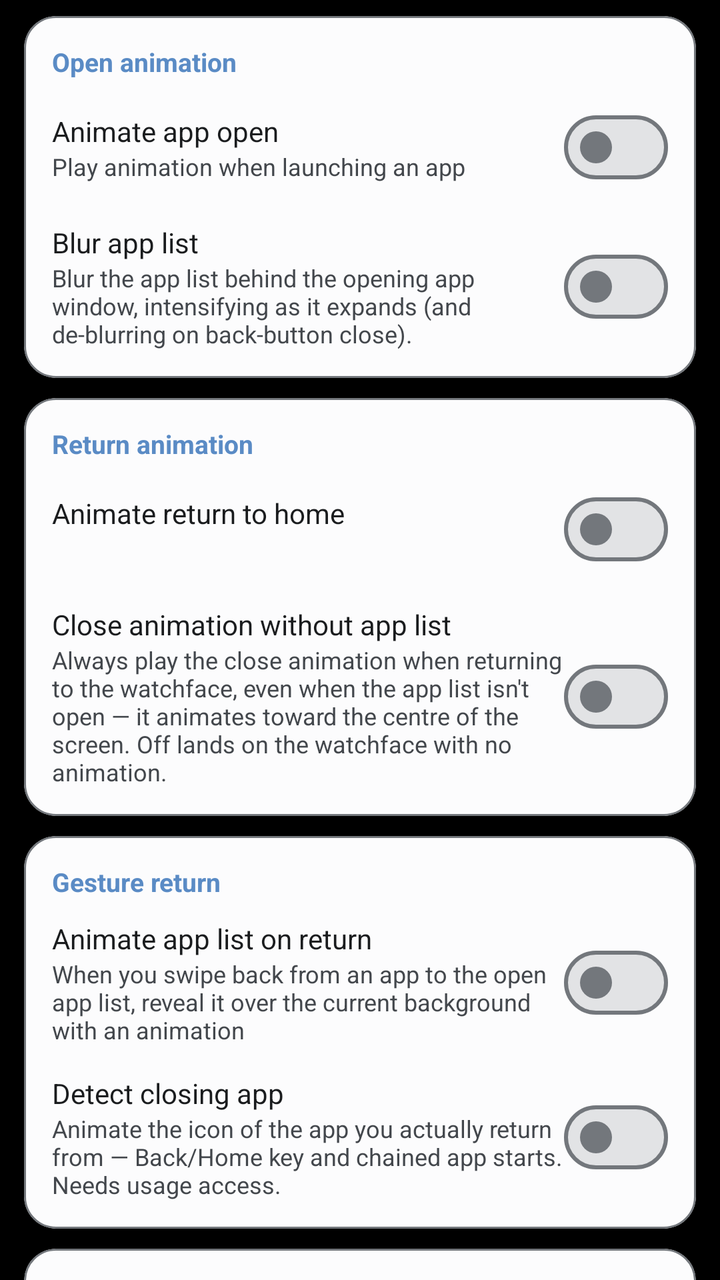
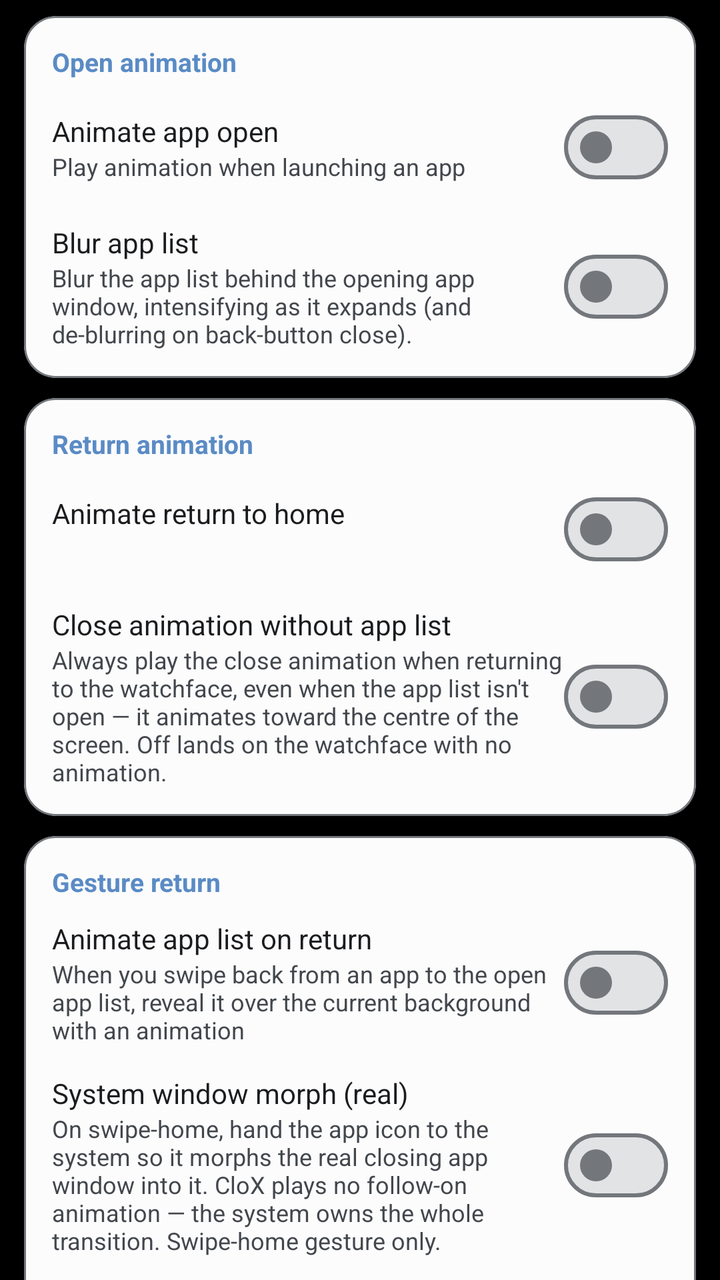

The first picture is an Android layout as it rendered before a commit; the second is the same layout after the commit. The layout source and the unified diff follow.
<!-- AndroidManifest.xml: application theme Theme.CloX -->
<!-- res/layout/fragment_settings_animation.xml -->
<?xml version="1.0" encoding="utf-8"?>
<androidx.core.widget.NestedScrollView
    xmlns:android="http://schemas.android.com/apk/res/android"
    xmlns:app="http://schemas.android.com/apk/res-auto"
    android:layout_width="match_parent"
    android:layout_height="match_parent"
    android:clipToPadding="false"
    android:fillViewport="true">

    <LinearLayout
        android:layout_width="match_parent"
        android:layout_height="wrap_content"
        android:orientation="vertical"
        android:paddingTop="8dp"
        android:paddingBottom="16dp">

        
        <com.google.android.material.card.MaterialCardView
            android:layout_width="match_parent" android:layout_height="wrap_content"
            android:layout_marginHorizontal="12dp" android:layout_marginBottom="10dp"
            app:cardCornerRadius="16dp" app:cardElevation="0dp"
            app:strokeWidth="1dp" app:strokeColor="?attr/colorOutline"
            app:cardBackgroundColor="?attr/colorSurface">
            <LinearLayout android:layout_width="match_parent" android:layout_height="wrap_content"
                android:orientation="vertical" android:padding="14dp">

                <TextView android:layout_width="wrap_content" android:layout_height="wrap_content"
                    android:text="@string/anim_setting_open_category"
                    android:textSize="13sp" android:textStyle="bold"
                    android:textColor="?attr/colorPrimary" android:layout_marginBottom="10dp" />

                
                <LinearLayout android:layout_width="match_parent" android:layout_height="wrap_content"
                    android:orientation="horizontal" android:gravity="center_vertical">
                    <LinearLayout android:layout_width="0dp" android:layout_height="wrap_content"
                        android:layout_weight="1" android:orientation="vertical">
                        <TextView android:layout_width="wrap_content" android:layout_height="wrap_content"
                            android:text="@string/anim_setting_open_title"
                            android:textSize="14sp" android:textColor="?attr/colorOnSurface" />
                        <TextView android:layout_width="wrap_content" android:layout_height="wrap_content"
                            android:text="@string/anim_setting_open_summary"
                            android:textSize="12sp" android:textColor="?attr/colorOnSurfaceVariant" />
                    </LinearLayout>
                    <com.google.android.material.materialswitch.MaterialSwitch
                        android:id="@+id/switchOpenAnim"
                        android:layout_width="wrap_content" android:layout_height="wrap_content" />
                </LinearLayout>

                
                <LinearLayout android:id="@+id/rowOpenAnimType"
                    android:layout_width="match_parent" android:layout_height="wrap_content"
                    android:orientation="horizontal" android:gravity="center_vertical"
                    android:layout_marginTop="14dp"
                    android:clickable="true" android:focusable="true"
                    android:background="?attr/selectableItemBackground"
                    android:visibility="gone">
                    <LinearLayout android:layout_width="0dp" android:layout_height="wrap_content"
                        android:layout_weight="1" android:orientation="vertical">
                        <TextView android:layout_width="wrap_content" android:layout_height="wrap_content"
                            android:text="@string/anim_setting_open_type_title"
                            android:textSize="14sp" android:textColor="?attr/colorOnSurface" />
                        <TextView android:id="@+id/tvOpenAnimType"
                            android:layout_width="wrap_content" android:layout_height="wrap_content"
                            android:textSize="12sp" android:textColor="?attr/colorOnSurfaceVariant" />
                    </LinearLayout>
                    <ImageView android:layout_width="20dp" android:layout_height="20dp"
                        android:src="@drawable/ic_expand_more" app:tint="?attr/colorOnSurfaceVariant" />
                </LinearLayout>

                
                <LinearLayout android:layout_width="match_parent" android:layout_height="wrap_content"
                    android:orientation="horizontal" android:gravity="center_vertical"
                    android:layout_marginTop="14dp">
                    <LinearLayout android:layout_width="0dp" android:layout_height="wrap_content"
                        android:layout_weight="1" android:orientation="vertical">
                        <TextView android:layout_width="wrap_content" android:layout_height="wrap_content"
                            android:text="@string/anim_setting_launch_blur_title"
                            android:textSize="14sp" android:textColor="?attr/colorOnSurface" />
                        <TextView android:layout_width="match_parent" android:layout_height="wrap_content"
                            android:text="@string/anim_setting_launch_blur_summary"
                            android:textSize="12sp" android:textColor="?attr/colorOnSurfaceVariant" />
                    </LinearLayout>
                    <com.google.android.material.materialswitch.MaterialSwitch
                        android:id="@+id/switchLaunchBlur"
                        android:layout_width="wrap_content" android:layout_height="wrap_content" />
                </LinearLayout>

            </LinearLayout>
        </com.google.android.material.card.MaterialCardView>

        
        <com.google.android.material.card.MaterialCardView
            android:layout_width="match_parent" android:layout_height="wrap_content"
            android:layout_marginHorizontal="12dp" android:layout_marginBottom="10dp"
            app:cardCornerRadius="16dp" app:cardElevation="0dp"
            app:strokeWidth="1dp" app:strokeColor="?attr/colorOutline"
            app:cardBackgroundColor="?attr/colorSurface">
            <LinearLayout android:layout_width="match_parent" android:layout_height="wrap_content"
                android:orientation="vertical" android:padding="14dp">

                <TextView android:layout_width="wrap_content" android:layout_height="wrap_content"
                    android:text="@string/anim_setting_return_category"
                    android:textSize="13sp" android:textStyle="bold"
                    android:textColor="?attr/colorPrimary" android:layout_marginBottom="10dp" />

                <LinearLayout android:layout_width="match_parent" android:layout_height="wrap_content"
                    android:orientation="horizontal" android:gravity="center_vertical">
                    <LinearLayout android:layout_width="0dp" android:layout_height="wrap_content"
                        android:layout_weight="1" android:orientation="vertical">
                        <TextView android:layout_width="wrap_content" android:layout_height="wrap_content"
                            android:text="@string/anim_setting_return_title"
                            android:textSize="14sp" android:textColor="?attr/colorOnSurface" />
                        <TextView android:id="@+id/tvReturnAnimSummary"
                            android:layout_width="wrap_content" android:layout_height="wrap_content"
                            android:textSize="12sp" android:textColor="?attr/colorOnSurfaceVariant" />
                    </LinearLayout>
                    <com.google.android.material.materialswitch.MaterialSwitch
                        android:id="@+id/switchReturnAnim"
                        android:layout_width="wrap_content" android:layout_height="wrap_content" />
                </LinearLayout>

                
                <LinearLayout android:id="@+id/rowCloseAnimType"
                    android:layout_width="match_parent" android:layout_height="wrap_content"
                    android:orientation="horizontal" android:gravity="center_vertical"
                    android:layout_marginTop="14dp"
                    android:clickable="true" android:focusable="true"
                    android:background="?attr/selectableItemBackground"
                    android:visibility="gone">
                    <LinearLayout android:layout_width="0dp" android:layout_height="wrap_content"
                        android:layout_weight="1" android:orientation="vertical">
                        <TextView android:layout_width="wrap_content" android:layout_height="wrap_content"
                            android:text="@string/anim_setting_close_type_title"
                            android:textSize="14sp" android:textColor="?attr/colorOnSurface" />
                        <TextView android:id="@+id/tvCloseAnimType"
                            android:layout_width="wrap_content" android:layout_height="wrap_content"
                            android:textSize="12sp" android:textColor="?attr/colorOnSurfaceVariant" />
                    </LinearLayout>
                    <ImageView android:layout_width="20dp" android:layout_height="20dp"
                        android:src="@drawable/ic_expand_more" app:tint="?attr/colorOnSurfaceVariant" />
                </LinearLayout>

                
                <LinearLayout android:layout_width="match_parent" android:layout_height="wrap_content"
                    android:orientation="horizontal" android:gravity="center_vertical"
                    android:layout_marginTop="14dp">
                    <LinearLayout android:layout_width="0dp" android:layout_height="wrap_content"
                        android:layout_weight="1" android:orientation="vertical">
                        <TextView android:layout_width="wrap_content" android:layout_height="wrap_content"
                            android:text="@string/anim_setting_resume_close_title"
                            android:textSize="14sp" android:textColor="?attr/colorOnSurface" />
                        <TextView android:layout_width="match_parent" android:layout_height="wrap_content"
                            android:text="@string/anim_setting_resume_close_summary"
                            android:textSize="12sp" android:textColor="?attr/colorOnSurfaceVariant" />
                    </LinearLayout>
                    <com.google.android.material.materialswitch.MaterialSwitch
                        android:id="@+id/switchResumeClose"
                        android:layout_width="wrap_content" android:layout_height="wrap_content" />
                </LinearLayout>

            </LinearLayout>
        </com.google.android.material.card.MaterialCardView>

        
        <com.google.android.material.card.MaterialCardView
            android:layout_width="match_parent" android:layout_height="wrap_content"
            android:layout_marginHorizontal="12dp" android:layout_marginBottom="10dp"
            app:cardCornerRadius="16dp" app:cardElevation="0dp"
            app:strokeWidth="1dp" app:strokeColor="?attr/colorOutline"
            app:cardBackgroundColor="?attr/colorSurface">
            <LinearLayout android:layout_width="match_parent" android:layout_height="wrap_content"
                android:orientation="vertical" android:padding="14dp">

                <TextView android:layout_width="wrap_content" android:layout_height="wrap_content"
                    android:text="@string/anim_setting_gesture_return_category"
                    android:textSize="13sp" android:textStyle="bold"
                    android:textColor="?attr/colorPrimary" android:layout_marginBottom="10dp" />

                
                <LinearLayout android:layout_width="match_parent" android:layout_height="wrap_content"
                    android:orientation="horizontal" android:gravity="center_vertical">
                    <LinearLayout android:layout_width="0dp" android:layout_height="wrap_content"
                        android:layout_weight="1" android:orientation="vertical">
                        <TextView android:layout_width="wrap_content" android:layout_height="wrap_content"
                            android:text="@string/anim_setting_gesture_return_title"
                            android:textSize="14sp" android:textColor="?attr/colorOnSurface" />
                        <TextView android:layout_width="wrap_content" android:layout_height="wrap_content"
                            android:text="@string/anim_setting_gesture_return_summary"
                            android:textSize="12sp" android:textColor="?attr/colorOnSurfaceVariant" />
                    </LinearLayout>
                    <com.google.android.material.materialswitch.MaterialSwitch
                        android:id="@+id/switchGestureReturn"
                        android:layout_width="wrap_content" android:layout_height="wrap_content" />
                </LinearLayout>

                
                <LinearLayout android:layout_width="match_parent" android:layout_height="wrap_content"
                    android:orientation="horizontal" android:gravity="center_vertical"
                    android:layout_marginTop="14dp">
                    <LinearLayout android:layout_width="0dp" android:layout_height="wrap_content"
                        android:layout_weight="1" android:orientation="vertical">
                        <TextView android:layout_width="wrap_content" android:layout_height="wrap_content"
                            android:text="@string/anim_setting_detect_closing_title"
                            android:textSize="14sp" android:textColor="?attr/colorOnSurface" />
                        <TextView android:layout_width="match_parent" android:layout_height="wrap_content"
                            android:text="@string/anim_setting_detect_closing_summary"
                            android:textSize="12sp" android:textColor="?attr/colorOnSurfaceVariant" />
                    </LinearLayout>
                    <com.google.android.material.materialswitch.MaterialSwitch
                        android:id="@+id/switchDetectClosing"
                        android:layout_width="wrap_content" android:layout_height="wrap_content" />
                </LinearLayout>

                
                <LinearLayout android:id="@+id/rowGestureReturnType"
                    android:layout_width="match_parent" android:layout_height="wrap_content"
                    android:orientation="horizontal" android:gravity="center_vertical"
                    android:layout_marginTop="14dp"
                    android:clickable="true" android:focusable="true"
                    android:background="?attr/selectableItemBackground"
                    android:visibility="gone">
                    <LinearLayout android:layout_width="0dp" android:layout_height="wrap_content"
                        android:layout_weight="1" android:orientation="vertical">
                        <TextView android:layout_width="wrap_content" android:layout_height="wrap_content"
                            android:text="@string/anim_setting_gesture_return_type_title"
                            android:textSize="14sp" android:textColor="?attr/colorOnSurface" />
                        <TextView android:id="@+id/tvGestureReturnType"
                            android:layout_width="wrap_content" android:layout_height="wrap_content"
                            android:textSize="12sp" android:textColor="?attr/colorOnSurfaceVariant" />
                    </LinearLayout>
                    <ImageView android:layout_width="20dp" android:layout_height="20dp"
                        android:src="@drawable/ic_expand_more" app:tint="?attr/colorOnSurfaceVariant" />
                </LinearLayout>

                
                <LinearLayout android:id="@+id/rowGestureReturnOnly"
                    android:layout_width="match_parent" android:layout_height="wrap_content"
                    android:orientation="horizontal" android:gravity="center_vertical"
                    android:layout_marginTop="14dp"
                    android:visibility="gone">
                    <LinearLayout android:layout_width="0dp" android:layout_height="wrap_content"
                        android:layout_weight="1" android:orientation="vertical">
                        <TextView android:layout_width="wrap_content" android:layout_height="wrap_content"
                            android:text="@string/anim_setting_gesture_return_only_title"
                            android:textSize="14sp" android:textColor="?attr/colorOnSurface" />
                        <TextView android:layout_width="match_parent" android:layout_height="wrap_content"
                            android:text="@string/anim_setting_gesture_return_only_summary"
                            android:textSize="12sp" android:textColor="?attr/colorOnSurfaceVariant" />
                    </LinearLayout>
                    <com.google.android.material.materialswitch.MaterialSwitch
                        android:id="@+id/switchGestureReturnOnly"
                        android:layout_width="wrap_content" android:layout_height="wrap_content" />
                </LinearLayout>

                
                <LinearLayout android:id="@+id/groupGestureReturnSpeed"
                    android:layout_width="match_parent" android:layout_height="wrap_content"
                    android:orientation="vertical" android:layout_marginTop="14dp"
                    android:visibility="gone">

                    <LinearLayout android:layout_width="match_parent" android:layout_height="wrap_content"
                        android:orientation="horizontal" android:gravity="center_vertical">
                        <TextView android:layout_width="0dp" android:layout_height="wrap_content"
                            android:layout_weight="1"
                            android:text="@string/anim_setting_gesture_return_speed_title"
                            android:textSize="14sp" android:textColor="?attr/colorOnSurface" />
                        <TextView android:id="@+id/tvGestureReturnSpeed"
                            android:layout_width="wrap_content" android:layout_height="wrap_content"
                            android:textSize="13sp" android:textColor="?attr/colorPrimary"
                            android:layout_marginStart="8dp" />
                    </LinearLayout>

                    <com.google.android.material.slider.Slider
                        android:id="@+id/sliderGestureReturnSpeed"
                        android:layout_width="match_parent" android:layout_height="wrap_content"
                        android:valueFrom="0.5" android:valueTo="2.0" android:stepSize="0.1" />

                    <TextView android:layout_width="wrap_content" android:layout_height="wrap_content"
                        android:text="@string/anim_setting_speed_hint"
                        android:textSize="12sp" android:textColor="?attr/colorOnSurfaceVariant"
                        android:layout_marginTop="2dp" />

                    <LinearLayout android:layout_width="match_parent" android:layout_height="wrap_content"
                        android:orientation="horizontal" android:gravity="center_vertical"
                        android:layout_marginTop="14dp">
                        <TextView android:layout_width="0dp" android:layout_height="wrap_content"
                            android:layout_weight="1"
                            android:text="@string/anim_setting_gesture_return_delay_title"
                            android:textSize="14sp" android:textColor="?attr/colorOnSurface" />
                        <TextView android:id="@+id/tvGestureReturnDelay"
                            android:layout_width="wrap_content" android:layout_height="wrap_content"
                            android:textSize="13sp" android:textColor="?attr/colorPrimary"
                            android:layout_marginStart="8dp" />
                    </LinearLayout>

                    <com.google.android.material.slider.Slider
                        android:id="@+id/sliderGestureReturnDelay"
                        android:layout_width="match_parent" android:layout_height="wrap_content"
                        android:valueFrom="0" android:valueTo="500" android:stepSize="25" />

                    <TextView android:layout_width="wrap_content" android:layout_height="wrap_content"
                        android:text="@string/anim_setting_close_delay_hint"
                        android:textSize="12sp" android:textColor="?attr/colorOnSurfaceVariant"
                        android:layout_marginTop="2dp" />

                </LinearLayout>

            </LinearLayout>
        </com.google.android.material.card.MaterialCardView>

        
        <com.google.android.material.card.MaterialCardView
            android:layout_width="match_parent" android:layout_height="wrap_content"
            android:layout_marginHorizontal="12dp" android:layout_marginBottom="10dp"
            app:cardCornerRadius="16dp" app:cardElevation="0dp"
            app:strokeWidth="1dp" app:strokeColor="?attr/colorOutline"
            app:cardBackgroundColor="?attr/colorSurface">
            <LinearLayout android:layout_width="match_parent" android:layout_height="wrap_content"
                android:orientation="vertical" android:padding="14dp">

                <TextView android:layout_width="wrap_content" android:layout_height="wrap_content"
                    android:text="@string/anim_setting_speed_category"
                    android:textSize="13sp" android:textStyle="bold"
                    android:textColor="?attr/colorPrimary" android:layout_marginBottom="10dp" />

                <LinearLayout android:layout_width="match_parent" android:layout_height="wrap_content"
                    android:orientation="horizontal" android:gravity="center_vertical">
                    <TextView android:layout_width="0dp" android:layout_height="wrap_content"
                        android:layout_weight="1"
                        android:text="@string/anim_setting_speed_title"
                        android:textSize="14sp" android:textColor="?attr/colorOnSurface" />
                    <TextView android:id="@+id/tvAnimSpeed"
                        android:layout_width="wrap_content" android:layout_height="wrap_content"
                        android:textSize="13sp" android:textColor="?attr/colorPrimary"
                        android:layout_marginStart="8dp" />
                </LinearLayout>

                <com.google.android.material.slider.Slider
                    android:id="@+id/sliderAnimSpeed"
                    android:layout_width="match_parent" android:layout_height="wrap_content"
                    android:valueFrom="0.5" android:valueTo="2.0" android:stepSize="0.1" />

                <TextView android:layout_width="wrap_content" android:layout_height="wrap_content"
                    android:text="@string/anim_setting_speed_hint"
                    android:textSize="12sp" android:textColor="?attr/colorOnSurfaceVariant"
                    android:layout_marginTop="2dp" />

            </LinearLayout>
        </com.google.android.material.card.MaterialCardView>

        
        <com.google.android.material.card.MaterialCardView
            android:layout_width="match_parent" android:layout_height="wrap_content"
            android:layout_marginHorizontal="12dp" android:layout_marginBottom="10dp"
            app:cardCornerRadius="16dp" app:cardElevation="0dp"
            app:strokeWidth="1dp" app:strokeColor="?attr/colorOutline"
            app:cardBackgroundColor="?attr/colorSurface">
            <LinearLayout android:layout_width="match_parent" android:layout_height="wrap_content"
                android:orientation="vertical" android:padding="14dp">

                <TextView android:layout_width="wrap_content" android:layout_height="wrap_content"
                    android:text="@string/anim_setting_close_speed_category"
                    android:textSize="13sp" android:textStyle="bold"
                    android:textColor="?attr/colorPrimary" android:layout_marginBottom="10dp" />

                <LinearLayout android:layout_width="match_parent" android:layout_height="wrap_content"
                    android:orientation="horizontal" android:gravity="center_vertical">
                    <TextView android:layout_width="0dp" android:layout_height="wrap_content"
                        android:layout_weight="1"
                        android:text="@string/anim_setting_close_speed_title"
                        android:textSize="14sp" android:textColor="?attr/colorOnSurface" />
                    <TextView android:id="@+id/tvCloseAnimSpeed"
                        android:layout_width="wrap_content" android:layout_height="wrap_content"
                        android:textSize="13sp" android:textColor="?attr/colorPrimary"
                        android:layout_marginStart="8dp" />
                </LinearLayout>

                <com.google.android.material.slider.Slider
                    android:id="@+id/sliderCloseAnimSpeed"
                    android:layout_width="match_parent" android:layout_height="wrap_content"
                    android:valueFrom="0.5" android:valueTo="2.0" android:stepSize="0.1" />

                <TextView android:layout_width="wrap_content" android:layout_height="wrap_content"
                    android:text="@string/anim_setting_speed_hint"
                    android:textSize="12sp" android:textColor="?attr/colorOnSurfaceVariant"
                    android:layout_marginTop="2dp" />

                <LinearLayout android:layout_width="match_parent" android:layout_height="wrap_content"
                    android:orientation="horizontal" android:gravity="center_vertical"
                    android:layout_marginTop="14dp">
                    <TextView android:layout_width="0dp" android:layout_height="wrap_content"
                        android:layout_weight="1"
                        android:text="@string/anim_setting_close_delay_title"
                        android:textSize="14sp" android:textColor="?attr/colorOnSurface" />
                    <TextView android:id="@+id/tvCloseAnimDelay"
                        android:layout_width="wrap_content" android:layout_height="wrap_content"
                        android:textSize="13sp" android:textColor="?attr/colorPrimary"
                        android:layout_marginStart="8dp" />
                </LinearLayout>

                <com.google.android.material.slider.Slider
                    android:id="@+id/sliderCloseAnimDelay"
                    android:layout_width="match_parent" android:layout_height="wrap_content"
                    android:valueFrom="0" android:valueTo="500" android:stepSize="25" />

                <TextView android:layout_width="wrap_content" android:layout_height="wrap_content"
                    android:text="@string/anim_setting_close_delay_hint"
                    android:textSize="12sp" android:textColor="?attr/colorOnSurfaceVariant"
                    android:layout_marginTop="2dp" />

            </LinearLayout>
        </com.google.android.material.card.MaterialCardView>

    </LinearLayout>
</androidx.core.widget.NestedScrollView>
<!-- resources referenced by this layout -->
<resources>
  <string name="anim_setting_close_delay_hint">0 ms (immediate) — 500 ms</string>
  <string name="anim_setting_close_delay_title">Start delay</string>
  <string name="anim_setting_close_speed_category">Close speed</string>
  <string name="anim_setting_close_speed_title">Close animation speed</string>
  <string name="anim_setting_close_type_title">Animation style</string>
  <string name="anim_setting_detect_closing_summary">Animate the icon of the app you actually return from — Back/Home key and chained app starts. Needs usage access.</string>
  <string name="anim_setting_detect_closing_title">Detect closing app</string>
  <string name="anim_setting_gesture_return_category">Gesture return</string>
  <string name="anim_setting_gesture_return_delay_title">Start delay</string>
  <string name="anim_setting_gesture_return_only_summary">Off: also play on Back and hardware-Home returns</string>
  <string name="anim_setting_gesture_return_only_title">Only on swipe-home gesture</string>
  <string name="anim_setting_gesture_return_speed_title">Reveal speed</string>
  <string name="anim_setting_gesture_return_summary">When you swipe back from an app to the open app list, reveal it over the current background with an animation</string>
  <string name="anim_setting_gesture_return_title">Animate app list on return</string>
  <string name="anim_setting_gesture_return_type_title">Reveal style</string>
  <string name="anim_setting_launch_blur_summary">Blur the app list behind the opening app window, intensifying as it expands (and de-blurring on back-button close).</string>
  <string name="anim_setting_launch_blur_title">Blur app list</string>
  <string name="anim_setting_open_category">Open animation</string>
  <string name="anim_setting_open_summary">Play animation when launching an app</string>
  <string name="anim_setting_open_title">Animate app open</string>
  <string name="anim_setting_open_type_title">Animation style</string>
  <string name="anim_setting_resume_close_title">Close animation without app list</string>
  <string name="anim_setting_return_category">Return animation</string>
  <string name="anim_setting_return_title">Animate return to home</string>
  <string name="anim_setting_speed_category">Open speed</string>
  <string name="anim_setting_speed_hint">0.5× (slow) — 2.0× (fast)</string>
  <string name="anim_setting_speed_title">Open animation speed</string>
  <color name="brand_500">#5A8BC5</color>
  <color name="brand_on_accent_light">#FFFFFF</color>
  <color name="brand_container_light">#D6E6F5</color>
  <color name="brand_on_container_light">#0F2B44</color>
  <color name="brand_300">#82ABD0</color>
  <color name="m3_background">#FCFCFD</color>
  <color name="m3_surface">#FCFCFD</color>
  <color name="m3_on_surface">#1A1C1E</color>
  <color name="m3_surface_variant">#E1E2E6</color>
  <color name="m3_on_surface_variant">#43474C</color>
  <color name="m3_surface_container_lowest">#FFFFFF</color>
  <color name="m3_surface_container_low">#F4F4F5</color>
  <color name="m3_surface_container">#EEEEF0</color>
  <color name="m3_surface_container_high">#E8E9EB</color>
  <color name="m3_surface_container_highest">#E2E3E5</color>
  <color name="m3_surface_bright">#FCFCFD</color>
  <color name="m3_surface_dim">#DBDBDD</color>
  <color name="m3_inverse_surface">#2F3133</color>
  <color name="m3_inverse_on_surface">#F1F0F2</color>
  <color name="m3_outline">#73777C</color>
  <color name="m3_outline_variant">#C3C6CC</color>
  <!-- unchanged entries left out for length: 4 -->
</resources>

<!-- the commit's change to res/layout/fragment_settings_animation.xml (unified diff, before → after) -->
@@ -200,6 +200,24 @@
                     <LinearLayout android:layout_width="0dp" android:layout_height="wrap_content"
                         android:layout_weight="1" android:orientation="vertical">
                         <TextView android:layout_width="wrap_content" android:layout_height="wrap_content"
+                            android:text="@string/anim_setting_gesture_handoff_title"
+                            android:textSize="14sp" android:textColor="?attr/colorOnSurface" />
+                        <TextView android:layout_width="match_parent" android:layout_height="wrap_content"
+                            android:text="@string/anim_setting_gesture_handoff_summary"
+                            android:textSize="12sp" android:textColor="?attr/colorOnSurfaceVariant" />
+                    </LinearLayout>
+                    <com.google.android.material.materialswitch.MaterialSwitch
+                        android:id="@+id/switchGestureHandoff"
+                        android:layout_width="wrap_content" android:layout_height="wrap_content" />
+                </LinearLayout>
+
+                
+                <LinearLayout android:layout_width="match_parent" android:layout_height="wrap_content"
+                    android:orientation="horizontal" android:gravity="center_vertical"
+                    android:layout_marginTop="14dp">
+                    <LinearLayout android:layout_width="0dp" android:layout_height="wrap_content"
+                        android:layout_weight="1" android:orientation="vertical">
+                        <TextView android:layout_width="wrap_content" android:layout_height="wrap_content"
                             android:text="@string/anim_setting_detect_closing_title"
                             android:textSize="14sp" android:textColor="?attr/colorOnSurface" />
                         <TextView android:layout_width="match_parent" android:layout_height="wrap_content"
<!-- resource entries referenced after the edit -->
@@ -7,6 +7,8 @@
   <string name="anim_setting_close_type_title">Animation style</string>
   <string name="anim_setting_detect_closing_summary">Animate the icon of the app you actually return from — Back/Home key and chained app starts. Needs usage access.</string>
   <string name="anim_setting_detect_closing_title">Detect closing app</string>
+  <string name="anim_setting_gesture_handoff_summary">On swipe-home, hand the app icon to the system so it morphs the real closing app window into it. CloX plays no follow-on animation — the system owns the whole transition. Swipe-home gesture only.</string>
+  <string name="anim_setting_gesture_handoff_title">System window morph (real)</string>
   <string name="anim_setting_gesture_return_category">Gesture return</string>
   <string name="anim_setting_gesture_return_delay_title">Start delay</string>
   <string name="anim_setting_gesture_return_only_summary">Off: also play on Back and hardware-Home returns</string>
